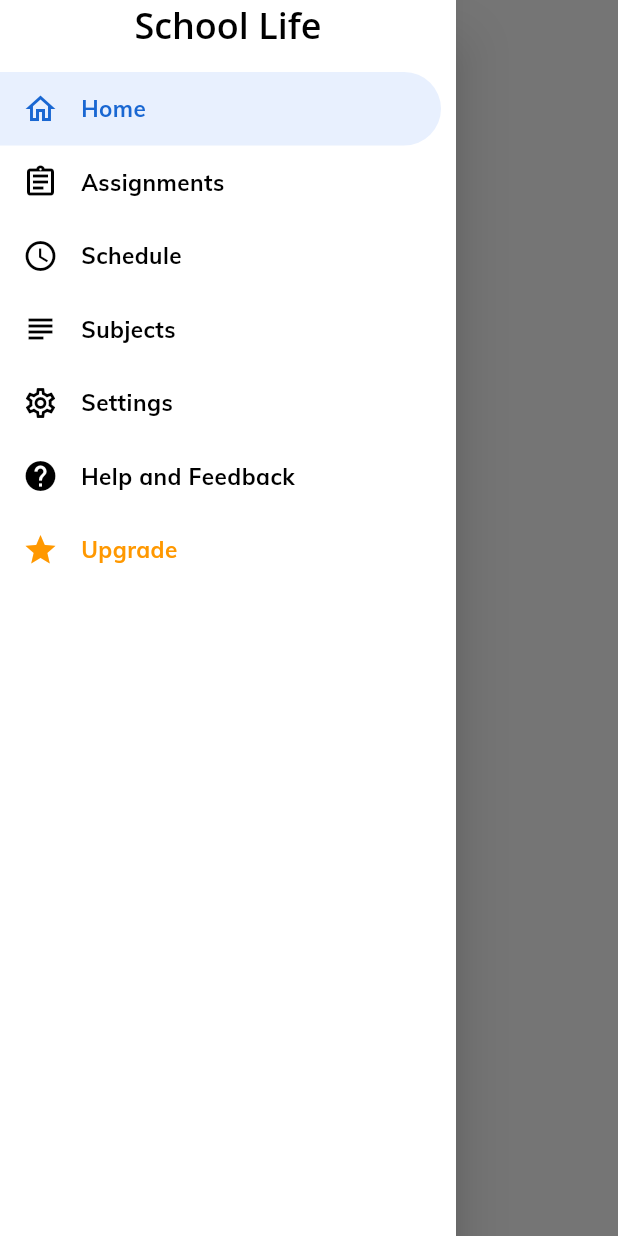
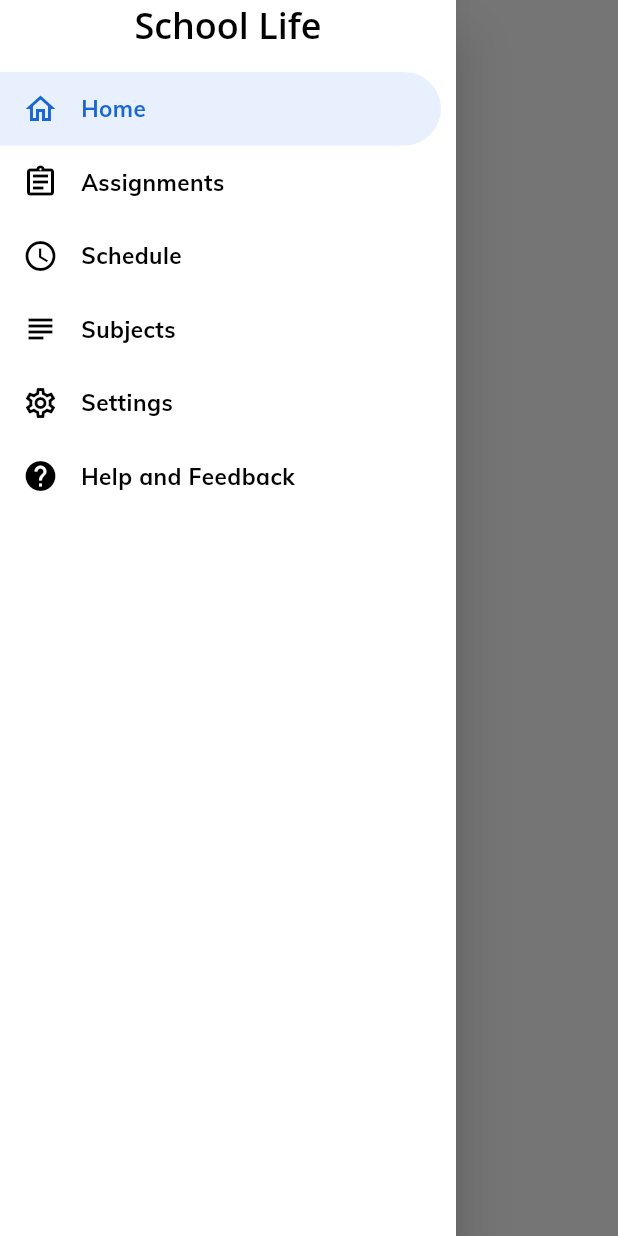
Before and after one commit to Reprevise/school_life, a Flutter app: the screen it shows after launch, with the side drawer open, on a phone screen of 412 x 824 dp. Run offline on Flutter 3.47's test engine with Material 2 defaults, Android fonts, the phone set to English and light mode, and no system bars; our stand-ins replace datetime_picker_formfield, device_info, dynamic_theme, flutter_bloc, flutter_colorpicker, outline_material_icons and 3 more; missing offline and left inert: flutter_form_bloc, flutter_statusbarcolor, form_bloc; accounts and stored records are empty.

Commit message:
removed upgrade page

```diff
--- a/lib/app.dart
+++ b/lib/app.dart
@@ -11,7 +11,6 @@ import 'ui/home/home.dart';
 import 'ui/schedule/schedule.dart';
 import 'ui/settings/settings.dart';
 import 'ui/subjects/subjects.dart';
-import 'ui/upgrade/upgrade.dart';
 
 class App extends StatelessWidget {
   static final routes = <String, WidgetBuilder>{
@@ -21,7 +20,6 @@ class App extends StatelessWidget {
     '/subjects': (context) => SubjectsPage(),
     '/settings': (context) =>  SettingsPage(),
     '/help-feedback': (context) => HelpFeedbackPage(),
-    '/upgrade': (context) => UpgradePage(),
   };
 
   @override
--- a/lib/widgets/drawer/custom_drawer.dart
+++ b/lib/widgets/drawer/custom_drawer.dart
@@ -34,11 +34,6 @@ class CustomDrawer extends StatelessWidget {
     DrawerItem(
       title: "Help and Feedback",
       icon: OMIcons.help,
-    ),
-    DrawerItem(
-      title: "Upgrade",
-      icon: OMIcons.star,
-      color: Colors.orange,
     ),
   ];
 
```
Also changed, not shown: lib/ui/upgrade/upgrade.dart (deleted, +0 -14 lines).
